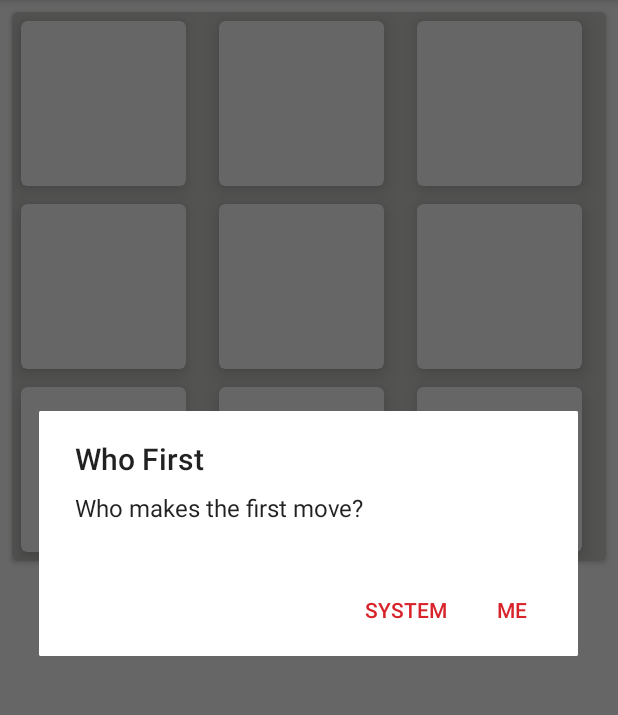
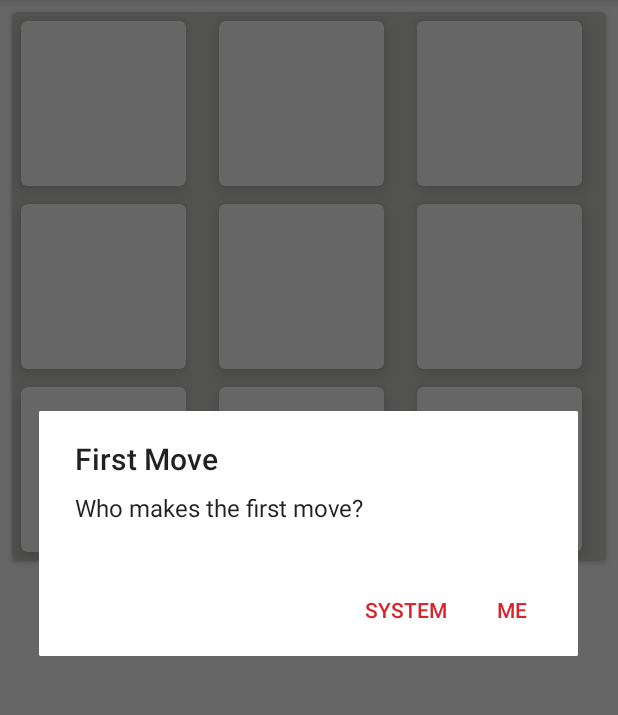
Before and after one commit to sudhasri17/TicTacToe, an Android app: the screen it shows after launch (MainActivity), after a tap on "EASY", on a phone screen of 412 x 824 dp, the part 84-799 px from its top. Run offline under Robolectric (Android 15) with nearby library versions, the phone set to English and light mode, and no system bars.

Commit message:
Disabling multi touch

```diff
--- a/app/src/main/res/values/strings.xml
+++ b/app/src/main/res/values/strings.xml
@@ -10,7 +10,7 @@
     <string name="lost_message">That\'s ok, Try again!</string>
     <string name="match_draw">Match Draw</string>
     <string name="draw_msg">Shall we try again</string>
-    <string name="choose_player">Who First</string>
+    <string name="choose_player">First Move</string>
     <string name="play_mode">Play Mode</string>
     <string name="choose_player_msg">Who makes the first move?</string>
     <string name="yes">Me</string>
--- a/app/src/main/res/values/styles.xml
+++ b/app/src/main/res/values/styles.xml
@@ -6,6 +6,8 @@
         <item name="colorPrimary">@color/colorPrimary</item>
         <item name="colorPrimaryDark">@color/colorPrimaryDark</item>
         <item name="colorAccent">@color/colorAccent</item>
+        <item name="android:splitMotionEvents">false</item>
+        <item name="android:windowEnableSplitTouch">false</item>
         <item name="android:alertDialogTheme">@style/AlertDialogCustom</item>
     </style>
 
```
